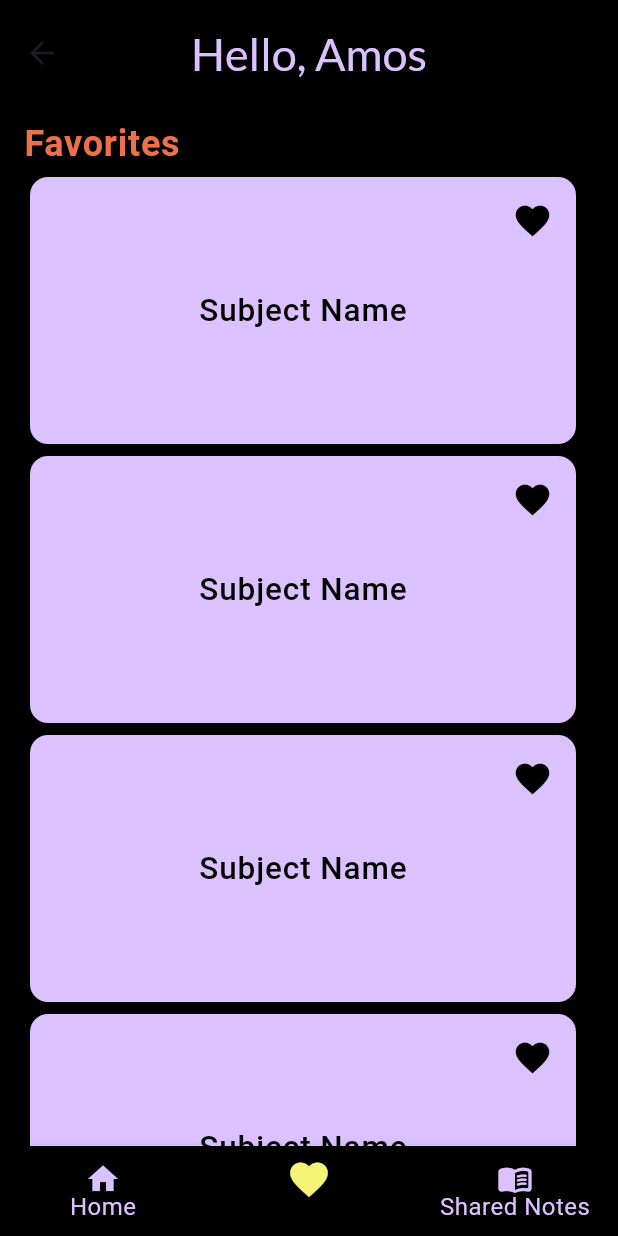
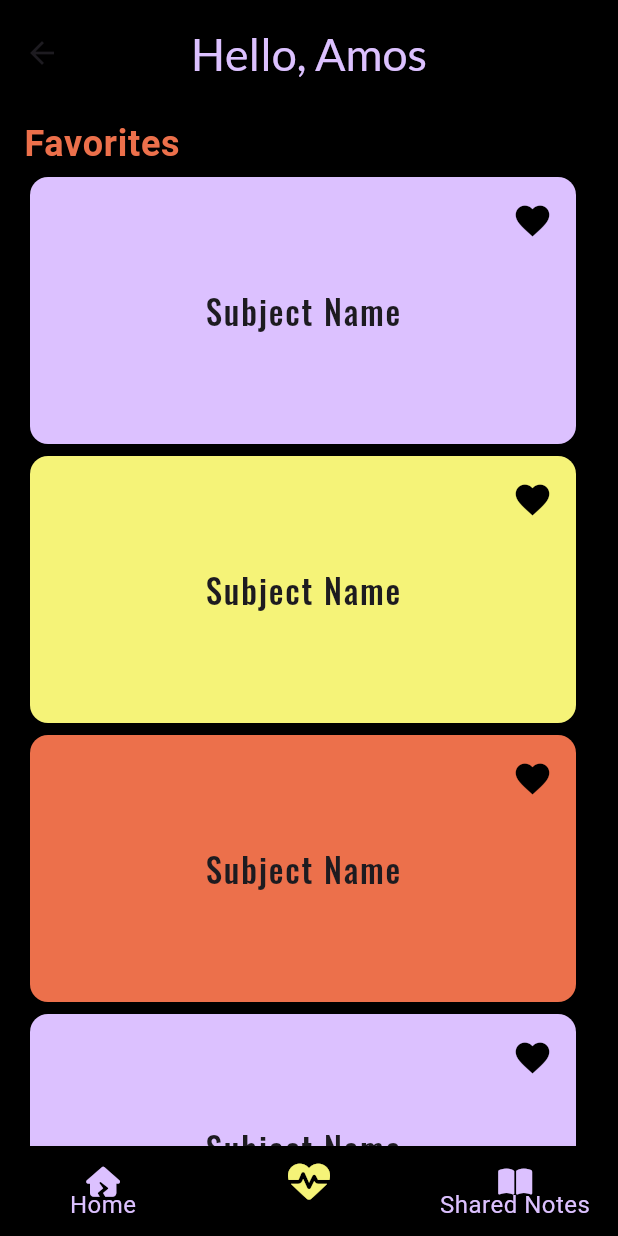
Before and after one commit to AmosPeterAlex/sNote, a Flutter app: the BottomNavPage screen opened directly, item 2 of the bottom bar chosen, after a tap on the "favorite" icon, on a phone screen of 412 x 824 dp. Run offline on Flutter 3.47's test engine with Material 3 defaults, Android fonts, the phone set to English and light mode, and no system bars; our stand-ins replace font_awesome_flutter, get, google_fonts, lottie.

Commit message:
code cleaning

```diff
--- a/lib/UI/screens/home/bottom_nav.dart
+++ b/lib/UI/screens/home/bottom_nav.dart
@@ -1,7 +1,9 @@
 import 'package:flutter/material.dart';
+import 'package:font_awesome_flutter/font_awesome_flutter.dart';
 import 'package:project_app1/UI/screens/home/favorites_page.dart';
 import 'package:project_app1/UI/screens/home/home.dart';
 import 'package:project_app1/UI/screens/home/shared_notepage.dart';
+import 'package:project_app1/UI/utils/my_colors.dart';
 
 class BottomNavPage extends StatefulWidget {
   @override
@@ -10,36 +12,26 @@ class BottomNavPage extends StatefulWidget {
 
 class _BottomNavPage extends State<BottomNavPage> {
   int index = 0;
-  var screen = [
-    HomePage(),
-    FavoritePage(), //favorite page
-    SharedNotePage() //shared note page
-  ];
+  var screen = [HomePage(), FavoritePage(), SharedNotePage()];
 
   @override
   Widget build(BuildContext context) {
     return Scaffold(
-      backgroundColor: Colors.black,
+      // backgroundColor: Colors.black,
       bottomNavigationBar: BottomNavigationBar(
         items: [
           BottomNavigationBarItem(
-            icon: Icon(
-              Icons.home,
-            ),
+            icon: FaIcon(FontAwesomeIcons.houseCrack),
+            activeIcon: FaIcon(FontAwesomeIcons.house),
             label: "Home",
           ),
           BottomNavigationBarItem(
-              activeIcon: Icon(
-                Icons.favorite,
-              ),
-              icon: Icon(Icons.favorite_border_outlined,
-                  color: Color(0xffdcc1ff)),
+              icon: FaIcon(FontAwesomeIcons.heartCrack),
+              activeIcon: FaIcon(FontAwesomeIcons.heartPulse),
               label: "Favorites"),
           BottomNavigationBarItem(
-              activeIcon: Icon(
-                Icons.menu_book_rounded,
-              ),
-              icon: Icon(Icons.menu_book_rounded, color: Color(0xffdcc1ff)),
+              activeIcon: FaIcon(FontAwesomeIcons.bookOpenReader),
+              icon: FaIcon(FontAwesomeIcons.bookOpen),
               label: 'Shared Notes'),
         ],
         onTap: (tapIndex) {
@@ -52,15 +44,14 @@ class _BottomNavPage extends State<BottomNavPage> {
         selectedFontSize: 12,
         // selectedItemColor: Color(0xffdcc1ff),
         selectedIconTheme: IconThemeData(
-          color: Color(0xfff5f378),
-          size: 30,
+          color: myYellow,
+          size: 28,
         ),
         unselectedFontSize: 16,
-        unselectedItemColor: Color(0xffdcc1ff),
+        unselectedItemColor: myLavender,
         showUnselectedLabels: true,
         backgroundColor: Colors.black,
-        iconSize: 24,
-        // type: BottomNavigationBarType.shifting,
+        iconSize: 20,
       ),
       body: screen[index],
     );
--- a/lib/UI/screens/home/favorites_page.dart
+++ b/lib/UI/screens/home/favorites_page.dart
@@ -1,4 +1,7 @@
+import 'dart:math';
+
 import 'package:flutter/material.dart';
+
 import 'package:google_fonts/google_fonts.dart';
 
 import 'package:project_app1/UI/screens/home/on%20clicked/new_subject.dart';
@@ -8,6 +11,14 @@ class FavoritePage extends StatelessWidget {
 
   @override
   Widget build(BuildContext context) {
+    final List<Color> colors = [
+      Color(0xffdcc1ff),
+      Color(0xffec704b),
+      Color(0xfff5f378)
+    ];
+    List<Color> shuffledColors = [];
+
+    shuffledColors = List.from(colors)..shuffle(Random());
     return Scaffold(
       backgroundColor: Colors.black,
       appBar: AppBar(
@@ -16,8 +27,10 @@ class FavoritePage extends StatelessWidget {
         centerTitle: true,
         title: Text(
           'Hello, Amos',
-          style: GoogleFonts.lato(fontSize: 30, color: Color(0xffdcc1ff)),
-          // style: TextStyle(color: Color(0xffdcc1ff), fontSize: 30),
+          style: GoogleFonts.lato(
+            fontSize: 30,
+            color: Color(0xffdcc1ff),
+          ),
         ),
       ),
       body: SingleChildScrollView(
@@ -30,7 +43,8 @@ class FavoritePage extends StatelessWidget {
                 style: TextStyle(
                   fontSize: 24,
                   fontWeight: FontWeight.w600,
-                    color: Color(0xffec704b)),
+                  color: Color(0xffec704b),
+                ),
               ),
               subtitle: SizedBox(
                 height: 650,
@@ -40,11 +54,18 @@ class FavoritePage extends StatelessWidget {
                   childAspectRatio: 2,
                   children: List.generate(
                     10,
-                        (index) => InkWell(
-                              onTap: () {Navigator.of(context).push(MaterialPageRoute(
-                                  builder: (context) => NewSubjectPage()));},
+                    (index) {
+                      Color color = shuffledColors[index % colors.length];
+                      return InkWell(
+                        onTap: () {
+                          Navigator.of(context).push(
+                            MaterialPageRoute(
+                              builder: (context) => NewSubjectPage(),
+                            ),
+                          );
+                        },
                         child: Card(
-                                  color: Color(0xffdcc1ff),
+                          color: color,
                           child: Stack(
                             alignment: Alignment.center,
                             children: [
@@ -61,16 +82,20 @@ class FavoritePage extends StatelessWidget {
                               Positioned(
                                 child: Text(
                                   'Subject Name',
-                                        style: TextStyle(
-                                            fontWeight: FontWeight.w500,
-                                            letterSpacing: .6,
-                                            fontSize: 21,
-                                            color: Colors.black),
-                                      ))
+                                  style: GoogleFonts.oswald(
+                                      fontSize: 22,
+                                      letterSpacing: 1.2,
+                                      fontWeight: FontWeight.w500),
+                                ),
+                              )
                             ],
-                                  )),
-                            )),
-                  )),
+                          ),
+                        ),
+                      );
+                    },
+                  ),
+                ),
+              ),
             )
           ],
         ),
--- a/lib/UI/screens/home/home.dart
+++ b/lib/UI/screens/home/home.dart
@@ -1,23 +1,37 @@
+import 'dart:math';
+
 import 'package:flutter/material.dart';
+import 'package:get/get.dart';
 import 'package:google_fonts/google_fonts.dart';
 import 'package:project_app1/UI/screens/home/on%20clicked/new_note.dart';
 import 'package:project_app1/UI/screens/home/on%20clicked/new_subject.dart';
-
+import 'package:project_app1/UI/utils/my_colors.dart';
 
 class HomePage extends StatelessWidget {
   // const HomePage({super.key});
 
   @override
   Widget build(BuildContext context) {
+    //edh color constants il ninu veruna rithyil akeenm
+    final List<Color> colors = [
+      Color(0xffdcc1ff),
+      Color(0xffec704b),
+      Color(0xfff5f378)
+    ];
+    List<Color> shuffledColors = [];
+    List<Color> shuffledColors1 = [];
+
+    shuffledColors = List.from(colors)..shuffle(Random());
+    shuffledColors1 = List.from(colors)..shuffle(Random());
     return Scaffold(
-      backgroundColor: Colors.black,
+      // backgroundColor: Colors.black,
       appBar: AppBar(
         toolbarHeight: 70,
         backgroundColor: Colors.black,
         centerTitle: true,
         title: Text(
           'Hello, Amos',
-          style: GoogleFonts.lato(fontSize: 30, color: Color(0xffdcc1ff)),
+          style: GoogleFonts.lato(fontSize: 30, color: myLavender),
           // style: TextStyle(color: Color(0xffdcc1ff), fontSize: 30),
         ),
       ),
@@ -31,7 +45,7 @@ class HomePage extends StatelessWidget {
                 style: TextStyle(
                     fontSize: 24,
                     fontWeight: FontWeight.w600,
-                    color: Color(0xffdcc1ff)),
+                    color: myLavender),
               ),
               subtitle: SizedBox(
                 width: double.infinity,
@@ -43,13 +57,16 @@ class HomePage extends StatelessWidget {
                   maxCrossAxisExtent: 280,
                   children: List.generate(
                     6,
-                      (index) => InkWell(
+                    (index) {
+                      Color color = shuffledColors[index % colors.length];
+                      return InkWell(
                         onTap: () {
-                              Navigator.of(context).push(MaterialPageRoute(
-                                  builder: (context) => NewSubjectPage()));
+                          Get.to(NewSubjectPage());
+                          // Navigator.of(context).push(MaterialPageRoute(
+                          //     builder: (context) => NewSubjectPage()));
                         },
                         child: Card(
-                                color: Color(0xfff5f378),
+                          color: color,
                           child: Stack(
                             alignment: Alignment.center,
                             children: [
@@ -57,8 +74,7 @@ class HomePage extends StatelessWidget {
                                 top: 5,
                                 right: 5,
                                 child: IconButton(
-                                        icon: Icon(
-                                            Icons.favorite_border_outlined),
+                                  icon: Icon(Icons.favorite_border_outlined),
                                   color: Colors.black,
                                   iconSize: 27,
                                   onPressed: () {},
@@ -72,10 +88,14 @@ class HomePage extends StatelessWidget {
                                       letterSpacing: .6,
                                       fontSize: 21,
                                       color: Colors.black),
-                                    ))
+                                ),
+                              )
                             ],
-                                )),
-                          )),
+                          ),
+                        ),
+                      );
+                    },
+                  ),
                 ),
               ),
             ),
@@ -85,7 +105,7 @@ class HomePage extends StatelessWidget {
                 style: TextStyle(
                     fontSize: 24,
                     fontWeight: FontWeight.w600,
-                    color: Color(0xffdcc1ff)),
+                    color: myLavender),
               ),
               subtitle: SizedBox(
                 height: 360,
@@ -95,13 +115,16 @@ class HomePage extends StatelessWidget {
                   childAspectRatio: 2,
                   children: List.generate(
                     10,
-                        (index) => InkWell(
+                    (index) {
+                      Color color1 = shuffledColors1[index % colors.length];
+                      return InkWell(
                         onTap: () {
-                                Navigator.of(context).push(MaterialPageRoute(
-                                    builder: (context) => NewSubjectPage()));
+                          Get.to(NewSubjectPage());
+                          // Navigator.of(context).push(MaterialPageRoute(
+                          //     builder: (context) => NewSubjectPage()));
                         },
                         child: Card(
-                                  color: Color(0xffec704b),
+                          color: color1,
                           child: Stack(
                             alignment: Alignment.center,
                             children: [
@@ -109,8 +132,7 @@ class HomePage extends StatelessWidget {
                                 top: 5,
                                 right: 5,
                                 child: IconButton(
-                                          icon: Icon(
-                                              Icons.favorite_border_outlined),
+                                  icon: Icon(Icons.favorite_border_outlined),
                                   color: Colors.black,
                                   iconSize: 27,
                                   onPressed: () {},
@@ -124,11 +146,16 @@ class HomePage extends StatelessWidget {
                                       letterSpacing: .6,
                                       fontSize: 21,
                                       color: Colors.black),
-                                      ))
+                                ),
+                              )
                             ],
-                                  )),
-                            )),
-                  )),
+                          ),
+                        ),
+                      );
+                    },
+                  ),
+                ),
+              ),
             )
           ],
         ),
@@ -136,8 +163,9 @@ class HomePage extends StatelessWidget {
       floatingActionButton: FloatingActionButton.extended(
         tooltip: 'Create New Note',
         onPressed: () {
-          Navigator.of(context)
-              .push(MaterialPageRoute(builder: (context) => NewNotes()));
+          Get.to(NewNotes());
+          // Navigator.of(context)
+          //     .push(MaterialPageRoute(builder: (context) => NewNotes()));
         },
         label: Row(
           children: [
--- a/lib/UI/screens/home/on clicked/new_subject.dart
+++ b/lib/UI/screens/home/on clicked/new_subject.dart
@@ -1,5 +1,6 @@
 import 'package:flutter/material.dart';
 import 'package:project_app1/UI/screens/home/on%20clicked/new_widget.dart';
+import 'package:project_app1/UI/utils/my_colors.dart';
 
 class NewSubjectPage extends StatelessWidget {
   // const NewSubjectPage({super.key});
@@ -7,11 +8,11 @@ class NewSubjectPage extends StatelessWidget {
   @override
   Widget build(BuildContext context) {
     return Scaffold(
-      backgroundColor: Colors.black,
+      // backgroundColor: Colors.black,
       appBar: AppBar(
         title: Text('Subject Name'),
         backgroundColor: Colors.black,
-        titleTextStyle: TextStyle(fontSize: 30, color: Color(0xffdcc1ff)),
+        titleTextStyle: TextStyle(fontSize: 30, color: myLavender),
         toolbarHeight: 70,
         centerTitle: true,
       ),
--- a/lib/UI/screens/login/login_options.dart
+++ b/lib/UI/screens/login/login_options.dart
@@ -35,6 +35,7 @@ class LoginOptions extends StatelessWidget {
                 height: 55,
                 minWidth: 350,
                 color: Colors.yellow[300],
+                //edh myYellow itt nokenm
                 shape: StadiumBorder(),
                 child: ListTile(
                   title: Center(
--- a/lib/UI/screens/login/login_or_signup.dart
+++ b/lib/UI/screens/login/login_or_signup.dart
@@ -11,7 +11,7 @@ class LoginOrSignup extends StatelessWidget {
   @override
   Widget build(BuildContext context) {
     return Scaffold(
-      backgroundColor: Colors.black,
+      // backgroundColor: Colors.black,
       //dark theme anusarich ini change akenm
       body: Padding(
         padding: const EdgeInsets.all(20.0),
--- a/lib/UI/screens/login/splash.dart
+++ b/lib/UI/screens/login/splash.dart
@@ -5,6 +5,8 @@ import 'package:project_app1/controller/splash_controller.dart';
 
 class SplashPg extends StatelessWidget {
   // const SplashPg({super.key});
+
+
 
   @override
   Widget build(BuildContext context) {
--- a/lib/UI/utils/my_colors.dart
+++ b/lib/UI/utils/my_colors.dart
@@ -3,4 +3,4 @@ import 'dart:ui';
 const Color myYellow = Color(0xfff5f378);
 const Color myLavender = Color(0xffdcc1ff);
 const Color myRed = Color(0xffec704b);
-// final Color myBlack = Color(0xff);
+const Color myBlack = Color(0xff000000);
--- a/pubspec.yaml
+++ b/pubspec.yaml
@@ -35,6 +35,11 @@ dependencies:
   url_launcher: ^6.2.4
   whatsapp:
   get: ^4.6.6
+  font_awesome_flutter: ^10.7.0
+  firebase_core: ^2.25.4
+  firebase_auth: ^4.17.4
+  google_sign_in: ^6.2.1
+  gap: ^3.0.1
 
 
   # The following adds the Cupertino Icons font to your application.
```
Also changed, not shown: lib/UI/screens/home/on clicked/new_note.dart (+4 -3 lines), lib/UI/screens/login/create_acc.dart (+41 -6 lines), lib/UI/screens/login/login_email.dart (+24 -2 lines), lib/main.dart (deleted, +0 -125 lines), lib/main_project.dart (+7 -0 lines), lib/material_app_theme.dart (+7 -2 lines), lib/UI/utils/my_text_styles.dart (added), pubspec.lock, 5 other files. Lines whose indentation alone changed are shown as unchanged.
